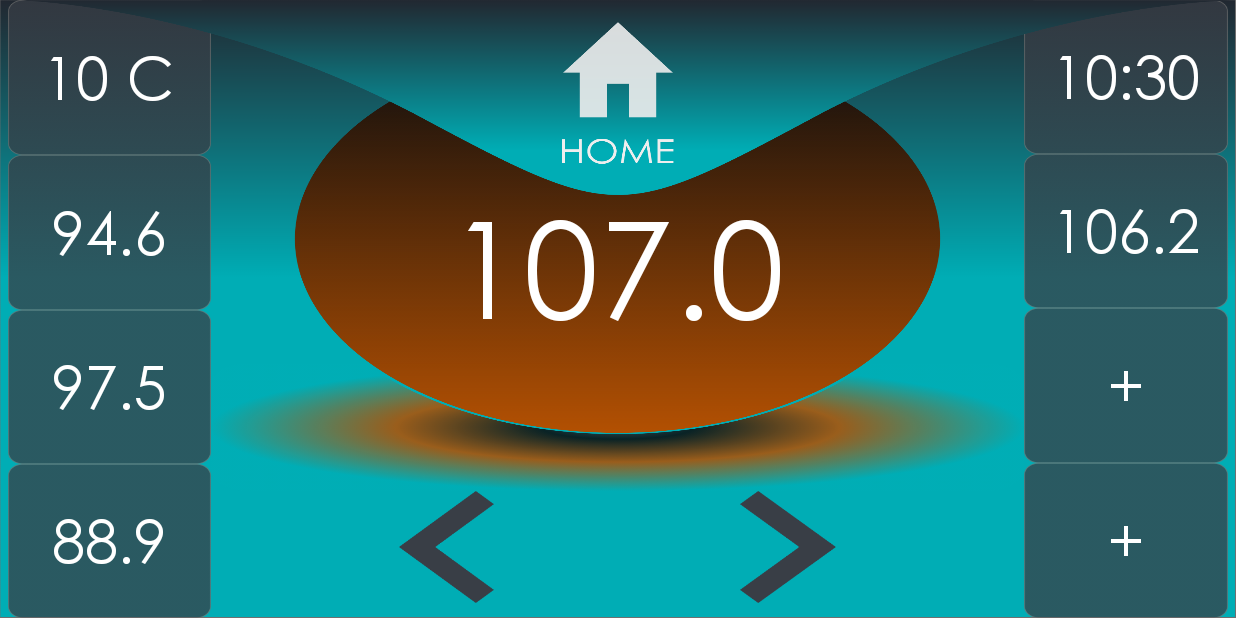
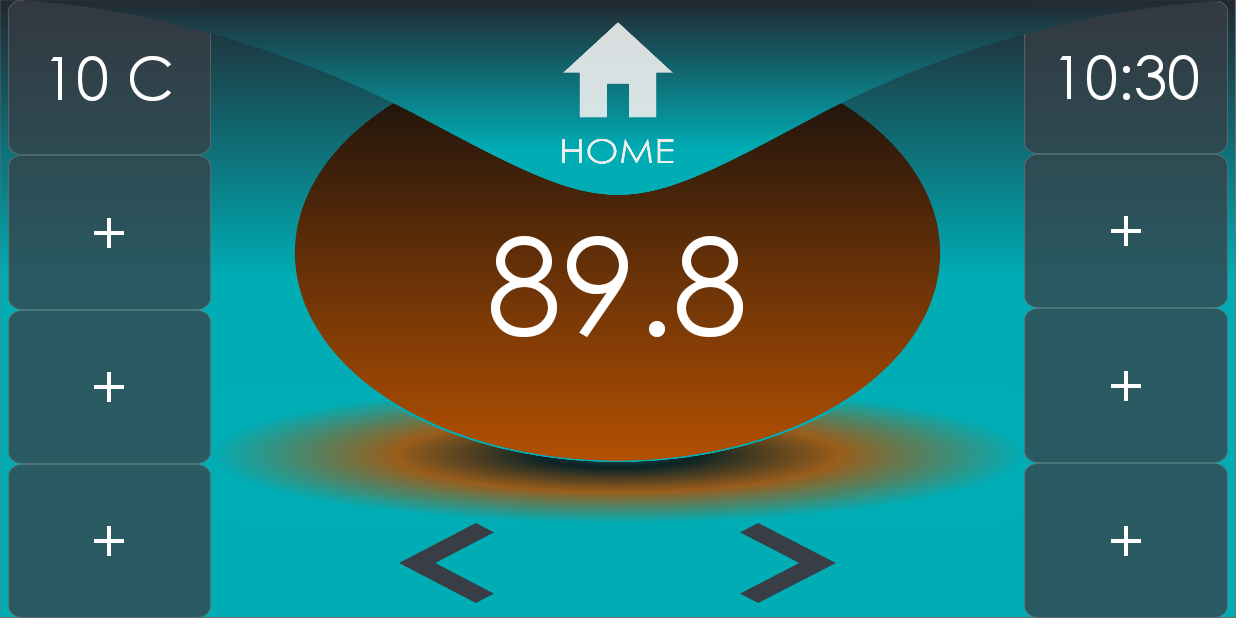
Before and after one commit to spyrosbazios/CarUI, an Android app: the RadioActivity screen opened directly, with no data from a screen before it, after a tap on an icon or button, on a phone screen of 824 x 412 dp (held sideways). Run offline under Robolectric (Android 15) with nearby library versions, the phone set to English and light mode, and no system bars; 3 other taps on this screen came first.

Commit message:
finished functionality in radio, phone, calling, settings

```diff
--- a/app/src/main/java/com/example/carui/RadioActivity.java
+++ b/app/src/main/java/com/example/carui/RadioActivity.java
@@ -1,8 +1,6 @@
 package com.example.carui;
 
 import android.content.Intent;
-import android.content.pm.ActivityInfo;
-import android.graphics.drawable.TransitionDrawable;
 import android.os.Bundle;
 import android.view.View;
 import android.widget.Button;
@@ -13,21 +11,16 @@ import android.widget.Toast;
 import androidx.annotation.Nullable;
 import androidx.appcompat.app.AppCompatActivity;
 
-import org.w3c.dom.Text;
-
 import java.util.ArrayList;
-import java.util.Arrays;
-import java.util.Random;
 
 public class RadioActivity extends AppCompatActivity implements View.OnClickListener, View.OnLongClickListener{
 
-    private int i = 0;
+    private int rl;
     private ImageButton homeButton, previousButton, nextButton;
     private Button radioButton;
-    private TextView[][]  stationTextView= new TextView[4][2];
+    private TextView[][]  stationTextView = new TextView[4][2];
     private String[] stationArray = {"88.9", "89.8", "91.6", "92.3", "94.6", "97.5", "97.8", "101.3", "106.2", "107.0"};
     private ArrayList<String> favourites = new ArrayList<>();
-    //ArrayList<String> stationList = new ArrayList<>(Arrays.asList(stationArray));
 
     @Override
     protected void onCreate(@Nullable Bundle savedInstanceState) {
@@ -63,20 +56,26 @@ public class RadioActivity extends AppCompatActivity implements View.OnClickList
         stationTextView[0][0].setText(Utilities.calcWeather());
         stationTextView[0][1].setText(Utilities.calcTime());
 
-        int ri;
-        Random r = new Random();
-        radioButton.setText(stationArray[r.nextInt(stationArray.length)]);
-        for (int i = 0; i < 4; i++) {
-            do {
-                ri = r.nextInt(stationArray.length);
+        rl = Utilities.RADIOLIVE;
+        radioButton.setText(stationArray[rl]);
+        for (int i = 0; i < 3; i++) {
+            for (int j = 0; j < 2; j++) {
+                stationTextView[i+1][j].setText(Utilities.FAVOURITES[i][j]);
+                if (!Utilities.FAVOURITES[i][j].equals("+"))
+                    favourites.add(Utilities.FAVOURITES[i][j]);
             }
-            while (favourites.contains(stationArray[ri]));
-            favourites.add(stationArray[ri]);
         }
-        stationTextView[1][0].setText(favourites.get(0));
-        stationTextView[2][0].setText(favourites.get(1));
-        stationTextView[3][0].setText(favourites.get(2));
-        stationTextView[1][1].setText(favourites.get(3));
+
+        /*if (favourites.size() > 0) {
+            for (int i = 0; i < favourites.size(); i++) {
+                if (i == 0) stationTextView[1][0].setText(favourites.get(0) == null ? "+" : favourites.get(0));
+                if (i == 1) stationTextView[2][0].setText(favourites.get(1) == null ? "+" : favourites.get(1));
+                if (i == 2) stationTextView[3][0].setText(favourites.get(2) == null ? "+" : favourites.get(2));
+                if (i == 3) stationTextView[1][1].setText(favourites.get(3) == null ? "+" : favourites.get(3));
+                if (i == 4) stationTextView[2][1].setText(favourites.get(4) == null ? "+" : favourites.get(4));
+                if (i == 5) stationTextView[3][1].setText(favourites.get(5) == null ? "+" : favourites.get(5));
+            }
+        }*/
     }
 
     @Override
@@ -84,6 +83,15 @@ public class RadioActivity extends AppCompatActivity implements View.OnClickList
 
     @Override
     public void onBackPressed() {
+        for (int i = 0; i < stationArray.length; i++) {
+            if (stationArray[i].equals(radioButton.getText()))
+                Utilities.RADIOLIVE = i;
+        }
+        for (int i = 0; i < 3; i++) {
+            for (int j = 0; j < 2; j++) {
+                Utilities.FAVOURITES[i][j] = String.valueOf(stationTextView[i+1][j].getText());
+            }
+        }
         startActivity(new Intent(RadioActivity.this, HomeActivity.class));
         finish();
     }
@@ -93,16 +101,16 @@ public class RadioActivity extends AppCompatActivity implements View.OnClickList
         if (v == homeButton)
             onBackPressed();
         else if (v == previousButton || v == nextButton) {
-            if (v == previousButton) i--;
-            else i++;
-            radioButton.setText(stationArray[Utilities.clampIntToLimits(i, 0, stationArray.length-1)]);
+            if (v == previousButton) rl--;
+            else rl++;
+            radioButton.setText(stationArray[Utilities.clampIntToLimits(rl, 0, stationArray.length-1)]);
         } else {
             outerloop: for (int i = 1; i < 4; i ++) {
                 for (int j = 0; j < 2; j++) {
                     if (v == stationTextView[i][j]) {
                         if (((Button)v).getText().equals("+")) {
                             if (!favourites.contains(String.valueOf(radioButton.getText()))) {
-                                ((Button) v).setText(radioButton.getText());
+                                ((Button)v).setText(radioButton.getText());
                                 favourites.add(String.valueOf(radioButton.getText()));
                                 Toast.makeText(RadioActivity.this, radioButton.getText() + " added in favourites", Toast.LENGTH_SHORT).show();
                             }
--- a/app/src/main/java/com/example/carui/Utilities.java
+++ b/app/src/main/java/com/example/carui/Utilities.java
@@ -2,8 +2,10 @@ package com.example.carui;
 
 import java.text.DateFormatSymbols;
 import java.text.DecimalFormat;
+import java.util.ArrayList;
 import java.util.Calendar;
 import java.util.Locale;
+import java.util.Random;
 
 public class Utilities {
 
@@ -17,6 +19,8 @@ public class Utilities {
     public static int LANGUAGE = 2;
     public static boolean AUTOSTATE = true;
     public static String CALLER = null;
+    public static int RADIOLIVE = 2;
+    public static String[][] FAVOURITES = {{"+", "+"}, {"+", "+"}, {"+", "+"}};
 
     public static String calcWeather() {
         Calendar cal = Calendar.getInstance(Locale.getDefault());
@@ -35,10 +39,10 @@ public class Utilities {
     }
 
     public static int clampIntToLimits (int x, int min, int max) {
-        if (x < min) return max;
+        /*if (x < min) return max;
         else if (x > max) return min;
-        return x;
-        //return Math.min(Math.max(x, min), max);
+        return x;*/
+        return Math.min(Math.max(x, min), max);
     }
 
     public static String addZeroInBeginning (int x) {
--- a/app/src/main/res/layout/activity_radio.xml
+++ b/app/src/main/res/layout/activity_radio.xml
@@ -43,7 +43,7 @@
             <Button
                 android:id="@+id/leftstation2_textview"
                 android:background="@drawable/radioadd"
-                android:text="99.8"
+                android:text="+"
                 android:textSize="40dp"
                 android:textColor="@color/white"
                 android:layout_width="wrap_content"
@@ -53,7 +53,7 @@
             <Button
                 android:id="@+id/leftstation3_textview"
                 android:background="@drawable/radioadd"
-                android:text="101.1"
+                android:text="+"
                 android:textSize="40dp"
                 android:textColor="@color/white"
                 android:layout_width="wrap_content"
@@ -63,7 +63,7 @@
             <Button
                 android:id="@+id/leftstation4_textview"
                 android:background="@drawable/radioadd"
-                android:text="99.9"
+                android:text="+"
                 android:textSize="40dp"
                 android:textColor="@color/white"
                 android:layout_width="wrap_content"
@@ -88,7 +88,7 @@
                 android:textSize="90dp"
                 android:layout_width="match_parent"
                 android:layout_height="0dp"
-                android:layout_weight="4"
+                android:layout_weight="6"
                 android:layout_marginTop="30dp"
                 android:layout_gravity="center"/>
             <LinearLayout
@@ -147,7 +147,7 @@
             <Button
                 android:id="@+id/rightstation2_textview"
                 android:background="@drawable/radioadd"
-                android:text="87.7"
+                android:text="+"
                 android:textSize="40dp"
                 android:textColor="@color/white"
                 android:layout_width="wrap_content"
```
Also changed, not shown: app/src/main/java/com/example/carui/CallingActivity.java (+7 -4 lines), app/src/main/java/com/example/carui/HomeActivity.java (+6 -2 lines), app/src/main/java/com/example/carui/PhoneActivity.java (+3 -7 lines), app/src/main/java/com/example/carui/SettingsActivity.java (+22 -19 lines).
